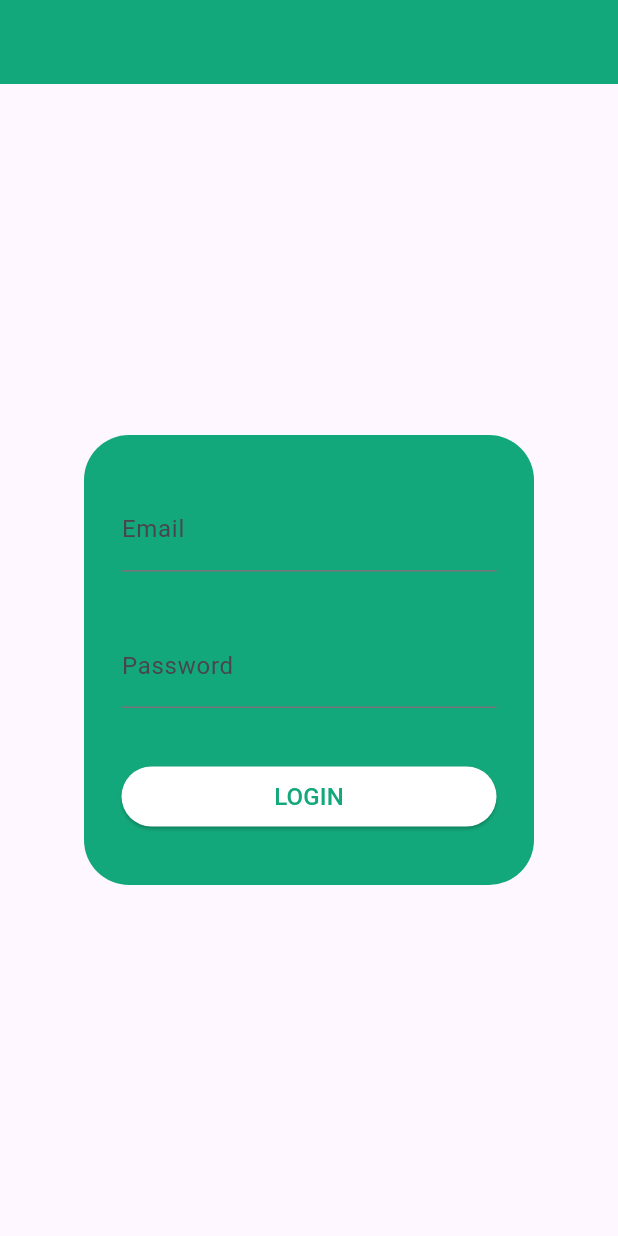
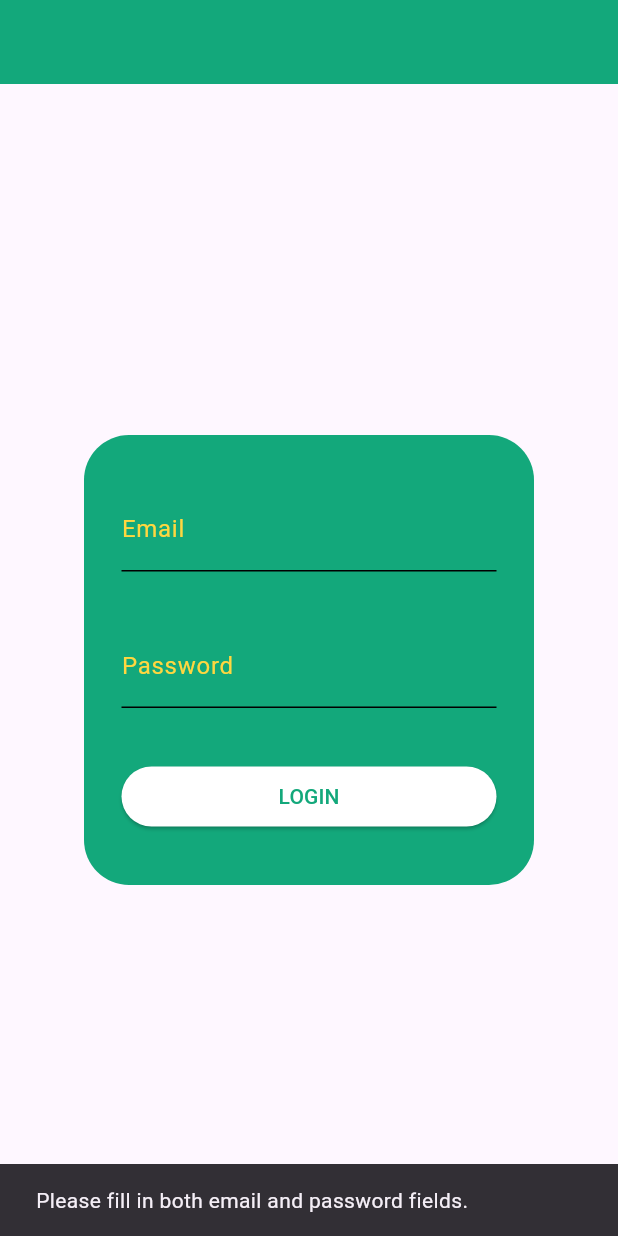
Before and after one commit to YuraYB3/calaton_test, a Flutter app: the screen it shows after launch, after a tap on "LOGIN", on a phone screen of 412 x 824 dp. Run offline on Flutter 3.47's test engine with Material 3 defaults, Android fonts, the phone set to English and light mode, and no system bars; our stand-ins replace dio, shared_preferences; accounts and stored records are empty; network calls fail.

Commit message:
slightly changed the design

```diff
--- a/lib/ModelView/apiservice.dart
+++ b/lib/ModelView/apiservice.dart
@@ -2,8 +2,10 @@ import 'package:dio/dio.dart';
 import 'package:flutter/material.dart';
 
 import '../Model/user_model.dart';
+import 'errorservice.dart';
 
 class ApiService extends ChangeNotifier {
+  ErrorService errorService = ErrorService();
   Future<List<Map<String, String>>> fetchData() async {
     late Dio dio;
     dio = Dio();
@@ -19,8 +21,6 @@ class ApiService extends ChangeNotifier {
           .map((user) => {'name': user.name, 'email': user.email})
           .toList();
     } catch (error) {
-      // ignore: avoid_print
-      print('Error fetching data: $error');
       return [];
     }
   }
--- /dev/null
+++ b/lib/ModelView/colorsservice.dart
@@ -0,0 +1,9 @@
+import 'package:flutter/material.dart';
+
+class ColorService {
+  Color backgroundColor = const Color.fromARGB(255, 19, 168, 123);
+
+  void updateBackgroundColor(Color value) {
+    backgroundColor = value;
+  }
+}
--- /dev/null
+++ b/lib/ModelView/errorservice.dart
@@ -0,0 +1,11 @@
+import 'package:flutter/material.dart';
+
+class ErrorService {
+  void showSnackBar(BuildContext context, String message) {
+    ScaffoldMessenger.of(context).showSnackBar(
+      SnackBar(
+        content: Text(message),
+      ),
+    );
+  }
+}
--- a/lib/ModelView/login_viewmodel.dart
+++ b/lib/ModelView/login_viewmodel.dart
@@ -1,5 +1,6 @@
 import 'package:flutter/material.dart';
 
+import 'errorservice.dart';
 import 'inputservice.dart';
 import 'navigationservice.dart';
 import 'userdatastorage.dart';
@@ -8,6 +9,7 @@ class LoginViewModel extends ChangeNotifier {
   late UserDataStorage _userDataStorage;
   late InputValidator _inputValidator;
   late NavigationService _navigationService;
+  ErrorService errorService = ErrorService();
 
   String _email = '';
   String _password = '';
@@ -43,8 +45,8 @@ class LoginViewModel extends ChangeNotifier {
       await _userDataStorage.saveUserData(email, password);
       _navigationService.navigateToHomePage(context);
     } else {
-      // ignore: avoid_print
-      print('object');
+      errorService.showSnackBar(
+          context, 'Please fill in both email and password fields.');
     }
   }
 }
--- a/lib/View/loginpage.dart
+++ b/lib/View/loginpage.dart
@@ -1,6 +1,7 @@
 import 'package:flutter/material.dart';
 import 'package:provider/provider.dart';
 
+import '../ModelView/colorsservice.dart';
 import '../ModelView/login_viewmodel.dart';
 
 class LoginPage extends StatelessWidget {
@@ -9,10 +10,11 @@ class LoginPage extends StatelessWidget {
   @override
   Widget build(BuildContext context) {
     var viewModel = Provider.of<LoginViewModel>(context, listen: true);
+    ColorService colorService = ColorService();
 
     return Scaffold(
       appBar: AppBar(
-        backgroundColor: const Color.fromARGB(255, 19, 168, 123),
+        backgroundColor: colorService.backgroundColor,
       ),
       body: Center(
         child: Column(
@@ -23,7 +25,7 @@ class LoginPage extends StatelessWidget {
                 width: 300,
                 height: 300,
                 decoration: BoxDecoration(
-                    color: const Color.fromARGB(255, 19, 168, 123),
+                    color: colorService.backgroundColor,
                     borderRadius: BorderRadius.circular(30)),
                 child: Column(
                   mainAxisAlignment: MainAxisAlignment.spaceEvenly,
@@ -31,7 +33,7 @@ class LoginPage extends StatelessWidget {
                   children: [
                     emailField(viewModel),
                     passwordField(viewModel),
-                    loginButton(viewModel, context),
+                    loginButton(viewModel, context, colorService),
                   ],
                 ),
               ),
@@ -47,7 +49,17 @@ class LoginPage extends StatelessWidget {
       width: 250,
       child: TextField(
         onChanged: (value) => viewModel.updateEmail(value),
-        decoration: const InputDecoration(labelText: 'Email'),
+        decoration: const InputDecoration(
+            labelText: 'Email',
+            enabledBorder: UnderlineInputBorder(
+              borderSide: BorderSide(color: Colors.black),
+            ),
+            focusedBorder: UnderlineInputBorder(
+              borderSide: BorderSide(color: Colors.amberAccent),
+            ),
+            labelStyle: TextStyle(
+              color: Colors.amberAccent,
+            )),
       ),
     );
   }
@@ -61,12 +73,20 @@ SizedBox passwordField(LoginViewModel viewModel) {
         onChanged: (value) => viewModel.updatePassword(value),
         decoration: const InputDecoration(
             labelText: 'Password',
+            enabledBorder: UnderlineInputBorder(
+              borderSide: BorderSide(color: Colors.black),
             ),
+            focusedBorder: UnderlineInputBorder(
+              borderSide: BorderSide(color: Colors.amberAccent),
             ),
-  );
+            labelStyle: TextStyle(
+              color: Colors.amberAccent,
+            )),
+      ));
 }
 
-SizedBox loginButton(LoginViewModel viewModel, BuildContext context) {
+SizedBox loginButton(
+    LoginViewModel viewModel, BuildContext context, ColorService colorService) {
   return SizedBox(
     width: 250,
     child: ElevatedButton(
@@ -80,10 +100,9 @@ SizedBox loginButton(LoginViewModel viewModel, BuildContext context) {
           viewModel.password,
         );
       },
-      child: const Text(
+      child: Text(
         'LOGIN',
-        style:
-            TextStyle(color: Color.fromARGB(255, 19, 168, 123), fontSize: 16),
+        style: TextStyle(color: colorService.backgroundColor),
       ),
     ),
   );
```
Also changed, not shown: lib/View/homepage.dart (+27 -11 lines). Lines whose indentation alone changed are shown as unchanged.
